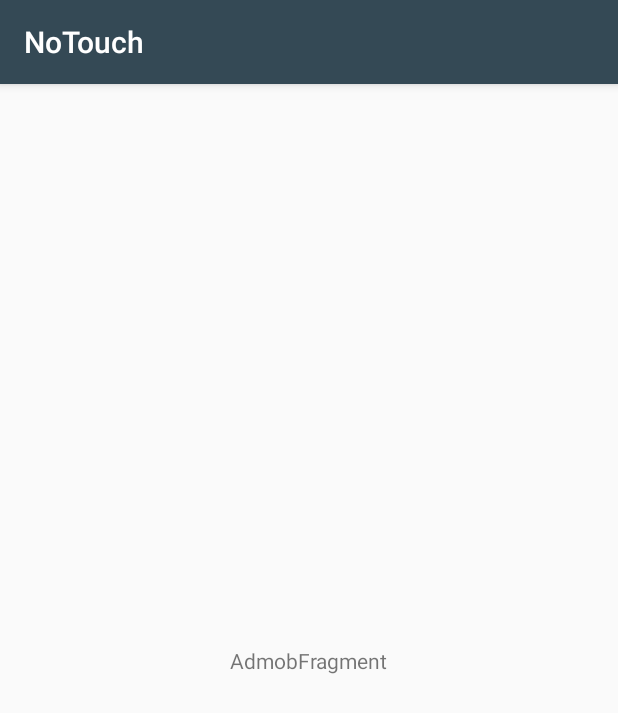
After one commit to sh0seo/BabyLock, an Android app: the fragment AdMobFragment shown on its own in the app's theme, on a phone screen of 412 x 824 dp. The commit adds this screen. Shown: the top 713 px of the screen. Run offline under Robolectric (Android 15) with nearby library versions, the phone set to English and light mode, and no system bars.

Commit message:
[add] activity, fragment, setting for admob-lite.

```diff
--- /dev/null
+++ b/app/src/main/java/io/animal/monkey/ui/admob/AdMobFragment.java
@@ -0,0 +1,38 @@
+package io.animal.monkey.ui.admob;
+
+import android.os.Bundle;
+import android.view.LayoutInflater;
+import android.view.View;
+import android.view.ViewGroup;
+
+import androidx.annotation.NonNull;
+import androidx.annotation.Nullable;
+import androidx.fragment.app.Fragment;
+import androidx.lifecycle.ViewModelProviders;
+
+import io.animal.monkey.R;
+import io.animal.monkey.ui.main.MainViewModel;
+
+public class AdMobFragment extends Fragment {
+
+    private AdMobViewModel viewModel;
+
+    public static AdMobFragment newInstance() {
+        return new AdMobFragment();
+    }
+
+    @Nullable
+    @Override
+    public View onCreateView(@NonNull LayoutInflater inflater, @Nullable ViewGroup container,
+                             @Nullable Bundle savedInstanceState) {
+        return inflater.inflate(R.layout.admob_fragment, container, false);
+    }
+
+    @Override
+    public void onActivityCreated(@Nullable Bundle savedInstanceState) {
+        super.onActivityCreated(savedInstanceState);
+        viewModel = ViewModelProviders.of(this).get(AdMobViewModel.class);
+        // TODO: Use the ViewModel
+    }
+
+}
--- /dev/null
+++ b/app/src/main/java/io/animal/monkey/ui/admob/AdMobViewModel.java
@@ -0,0 +1,6 @@
+package io.animal.monkey.ui.admob;
+
+import androidx.lifecycle.ViewModel;
+
+public class AdMobViewModel extends ViewModel {
+}
--- /dev/null
+++ b/app/src/main/res/layout/admob_fragment.xml
@@ -0,0 +1,20 @@
+<?xml version="1.0" encoding="utf-8"?>
+<androidx.constraintlayout.widget.ConstraintLayout xmlns:android="http://schemas.android.com/apk/res/android"
+    xmlns:app="http://schemas.android.com/apk/res-auto"
+    xmlns:tools="http://schemas.android.com/tools"
+    android:id="@+id/main"
+    android:layout_width="match_parent"
+    android:layout_height="match_parent"
+    tools:context=".ui.admob.AdMobFragment">
+
+    <TextView
+        android:id="@+id/message"
+        android:layout_width="wrap_content"
+        android:layout_height="wrap_content"
+        android:text="AdmobFragment"
+        app:layout_constraintBottom_toBottomOf="parent"
+        app:layout_constraintEnd_toEndOf="parent"
+        app:layout_constraintStart_toStartOf="parent"
+        app:layout_constraintTop_toTopOf="parent" />
+
+</androidx.constraintlayout.widget.ConstraintLayout>
--- a/app/src/main/res/values/strings.xml
+++ b/app/src/main/res/values/strings.xml
@@ -1,5 +1,10 @@
 <resources>
     <string name="app_name">NoTouch</string>
+
+    <string name="admob_app_id">ca-app-pub-2571675041295621~2009914968</string>
+    <string name="banner_ad_unit_id">ca-app-pub-2571675041295621/4586130938</string>
+    <string name="banner_ad_unit_id_for_test">ca-app-pub-3940256099942544/6300978111</string>
+
     <string name="baby_watch_mode">Baby Watching Mode</string>
     <string name="accessibility_service_description">Test Test Test</string>
 </resources>
```
Also changed, not shown: app/src/main/AndroidManifest.xml (+7 -0 lines), app/src/main/java/io/animal/monkey/AdMobActivity.java (added, +23 -0 lines), app/src/main/res/layout/admob_activity.xml (added, +7 -0 lines), 1 other file.
